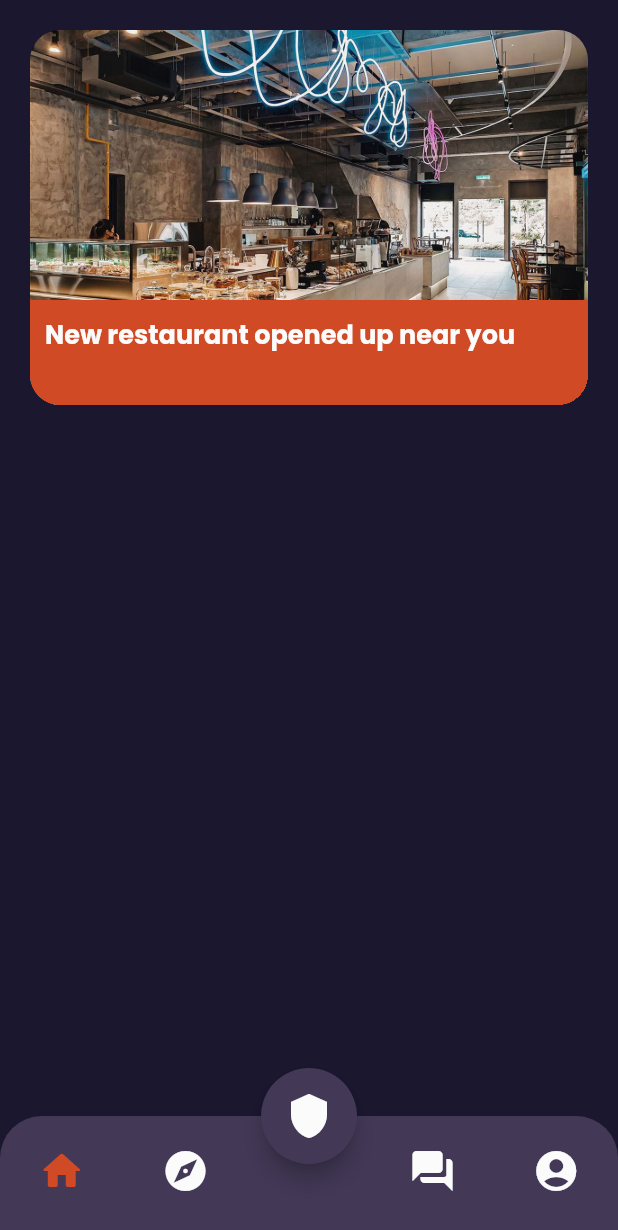
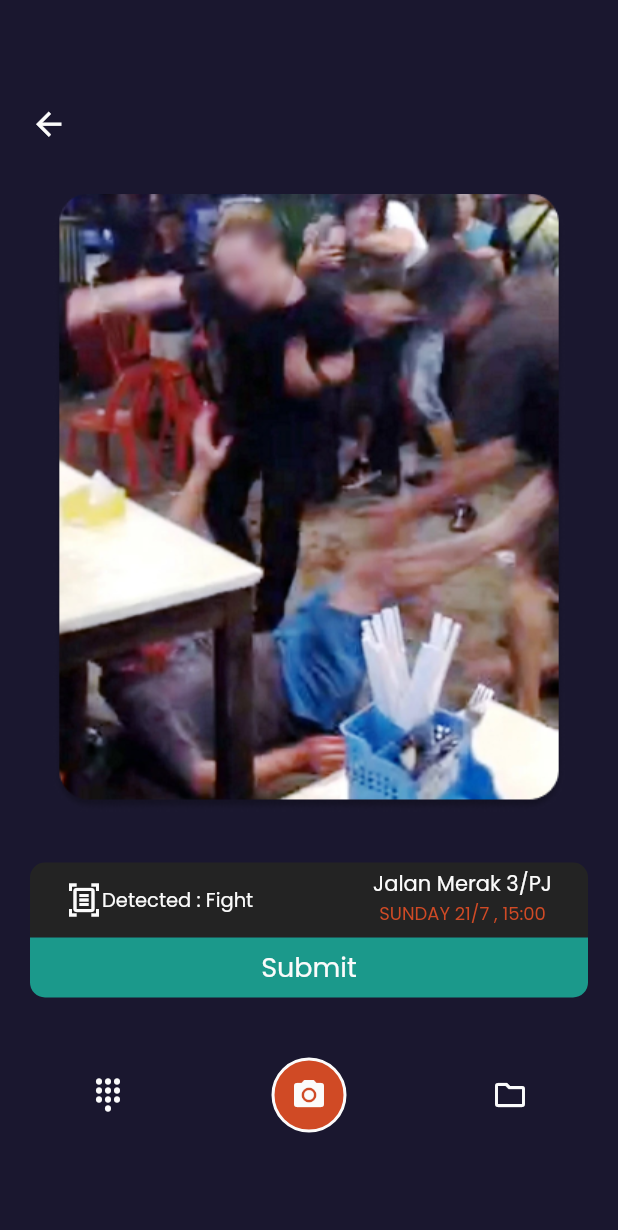
Before and after one commit to ExistCode/xcesscity, a Flutter app: the screen it shows after launch, on a phone screen of 412 x 824 dp. Shown: the top 1230 px of the screen. Run offline on Flutter 3.47's test engine with Material 2 defaults, Android fonts, the phone set to English and light mode, and no system bars; our stand-ins replace cloud_firestore, firebase_core, google_maps_flutter; accounts and stored records are empty.

Commit message:
ai-detection

```diff
--- a/lib/main.dart
+++ b/lib/main.dart
@@ -1,5 +1,6 @@
 import 'package:flutter/material.dart';
 import 'package:xcesscity/models/colors.dart';
+import 'package:xcesscity/screens/detection_screen.dart';
 import 'package:xcesscity/screens/emergency_screen.dart';
 import 'package:xcesscity/screens/event_screen.dart';
 import 'package:xcesscity/screens/explore_screen.dart';
@@ -32,7 +33,7 @@ class MyApp extends StatelessWidget {
           scaffoldBackgroundColor: backgroundBlack,
           primaryColor: white,
         ),
-        home: Navigation(),
+        home: DetectionScreen(),
         routes: {
           HomeScreen.routeName: (context) => HomeScreen(),
           EmergencyScreen.routeName: (context) => EmergencyScreen(),
--- /dev/null
+++ b/lib/screens/detection_screen.dart
@@ -0,0 +1,137 @@
+import 'package:flutter/material.dart';
+import 'package:xcesscity/widgets/explore_row_category.dart';
+import '../models/colors.dart' as custom_colors;
+
+class DetectionScreen extends StatefulWidget {
+  static const routeName = '/';
+  const DetectionScreen({super.key});
+
+  @override
+  State<DetectionScreen> createState() => _DetectionScreenState();
+}
+
+class _DetectionScreenState extends State<DetectionScreen> {
+  @override
+  Widget build(BuildContext context) {
+    return Scaffold(
+        body: Container(
+      width: double.infinity,
+      height: double.infinity,
+      padding: EdgeInsets.all(20),
+      child: Column(
+        children: [
+          SizedBox(
+            height: 50,
+          ),
+          Row(
+              crossAxisAlignment: CrossAxisAlignment.center,
+              mainAxisAlignment: MainAxisAlignment.start,
+              children: [
+                GestureDetector(
+                  child: Icon(
+                    Icons.arrow_back,
+                    size: 25,
+                    color: custom_colors.white,
+                  ),
+                ),
+              ]),
+          Container(
+            width: 500,
+            height: 480,
+            child: Column(children: [
+              Container(
+                width: 500,
+                height: 480,
+                decoration: BoxDecoration(
+                  image: DecorationImage(
+                      image: AssetImage('lib/assets/images/tempfight.png')),
+                  borderRadius: BorderRadius.all(Radius.circular(20)),
+                ),
+              ),
+            ]),
+          ),
+          Container(
+            width: 600,
+            height: 90,
+            child: Column(children: [
+              Container(
+                padding: EdgeInsets.symmetric(horizontal: 24, vertical: 4),
+                child:
+                    Row(mainAxisAlignment: MainAxisAlignment.start, children: [
+                  Icon(
+                    Icons.document_scanner_outlined,
+                    color: custom_colors.white,
+                  ),
+                  Text(
+                    'Detected : Fight',
+                    style: TextStyle(color: custom_colors.white, fontSize: 13),
+                  ),
+                  Spacer(),
+                  Container(
+                    child: Column(children: [
+                      Text('Jalan Merak 3/PJ',
+                          style: TextStyle(color: custom_colors.white)),
+                      Text('SUNDAY 21/7 , 15:00',
+                          style: TextStyle(
+                              color: custom_colors.accentOrange, fontSize: 12)),
+                    ]),
+                  ),
+                ]),
+                width: 500,
+                height: 50,
+                decoration: BoxDecoration(
+                    color: custom_colors.black,
+                    borderRadius: BorderRadius.only(
+                        topLeft: Radius.circular(10),
+                        topRight: Radius.circular(10))),
+              ),
+              Container(
+                width: 500,
+                height: 40,
+                decoration: BoxDecoration(
+                    color: custom_colors.secondary,
+                    borderRadius: BorderRadius.only(
+                        bottomLeft: Radius.circular(10),
+                        bottomRight: Radius.circular(10))),
+                child:
+                    Row(mainAxisAlignment: MainAxisAlignment.center, children: [
+                  Text(
+                    'Submit',
+                    style: TextStyle(color: custom_colors.white, fontSize: 18),
+                  )
+                ]),
+              ),
+            ]),
+          ),
+          Container(
+            padding: EdgeInsets.all(40),
+            child: Row(children: [
+              Icon(
+                Icons.dialpad,
+                color: custom_colors.white,
+              ),
+              Spacer(),
+              Container(
+                width: 50,
+                height: 50,
+                decoration: BoxDecoration(
+                    shape: BoxShape.circle,
+                    color: custom_colors.accentOrange,
+                    border: Border.all(color: custom_colors.white, width: 2)),
+                child: Icon(
+                  Icons.camera_alt,
+                  color: custom_colors.white,
+                ),
+              ),
+              Spacer(),
+              Icon(
+                Icons.folder_outlined,
+                color: custom_colors.white,
+              )
+            ]),
+          )
+        ],
+      ),
+    ));
+  }
+}
--- a/pubspec.yaml
+++ b/pubspec.yaml
@@ -65,6 +65,7 @@ flutter:
   assets:
     - lib/assets/images/new-restaurant.jpg
     - lib/assets/maptheme/maptheme.json
+    - lib/assets/images/tempfight.png
 
   fonts:
     - family: Poppins
```
Also changed, not shown: lib/screens/event_screen.dart (+4 -5 lines), lib/assets/images/tempfight.png (added).
